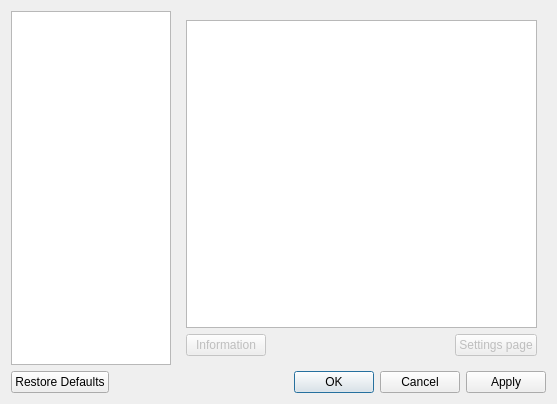
Old version of the form src/organica/gui/forms/settingsdialog.ui in the repository zenwarr/organica.
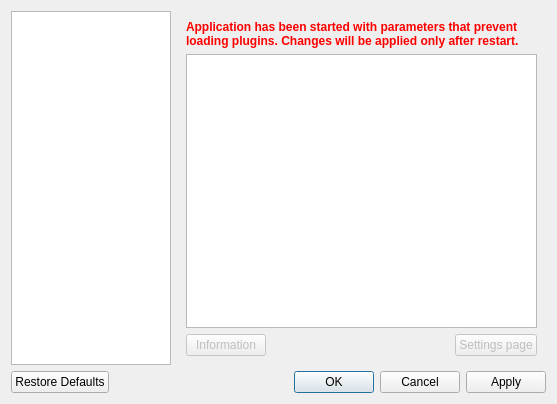
New version of the form.

Commit message: --disable-plugins command line argument

The edit to the form file:
```diff
--- a/src/organica/gui/forms/settingsdialog.ui
+++ b/src/organica/gui/forms/settingsdialog.ui
@@ -57,6 +57,19 @@
        </widget>
        <widget class="QWidget" name="pagePlugins">
         <layout class="QVBoxLayout" name="verticalLayout_2">
+         <item>
+          <widget class="QLabel" name="lblPluginsWarning">
+           <property name="text">
+            <string>&lt;html&gt;&lt;head/&gt;&lt;body&gt;&lt;p&gt;&lt;span style=&quot; font-weight:600; color:#ff0000;&quot;&gt;Application has been started with parameters that prevent loading plugins. Changes will be applied only after restart.&lt;/span&gt;&lt;/p&gt;&lt;/body&gt;&lt;/html&gt;</string>
+           </property>
+           <property name="textFormat">
+            <enum>Qt::RichText</enum>
+           </property>
+           <property name="wordWrap">
+            <bool>true</bool>
+           </property>
+          </widget>
+         </item>
          <item>
           <widget class="QListView" name="lstPlugins">
            <property name="contextMenuPolicy">
```
The commit also changes 3 other files.
